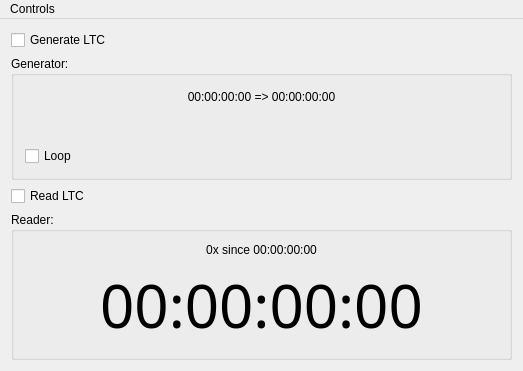
JokerSync/Joker, file app/LTCTool/LTCToolWindow.ui: the form before one commit.
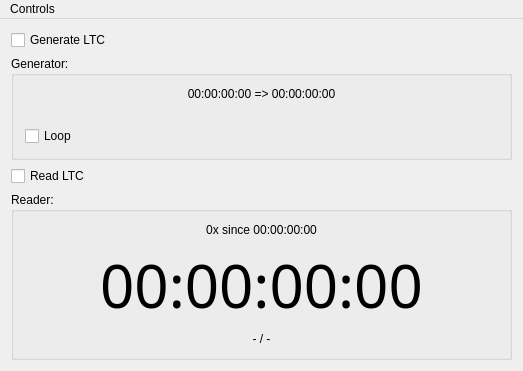
The form after the commit. Custom widgets are drawn as their Qt base class.

The edit to the form file:
```diff
--- a/app/LTCTool/LTCToolWindow.ui
+++ b/app/LTCTool/LTCToolWindow.ui
@@ -103,6 +103,16 @@
          </property>
         </widget>
        </item>
+       <item>
+        <widget class="QLabel" name="minMaxLevelLabel">
+         <property name="text">
+          <string>- / -</string>
+         </property>
+         <property name="alignment">
+          <set>Qt::AlignCenter</set>
+         </property>
+        </widget>
+       </item>
       </layout>
      </widget>
     </item>
```
